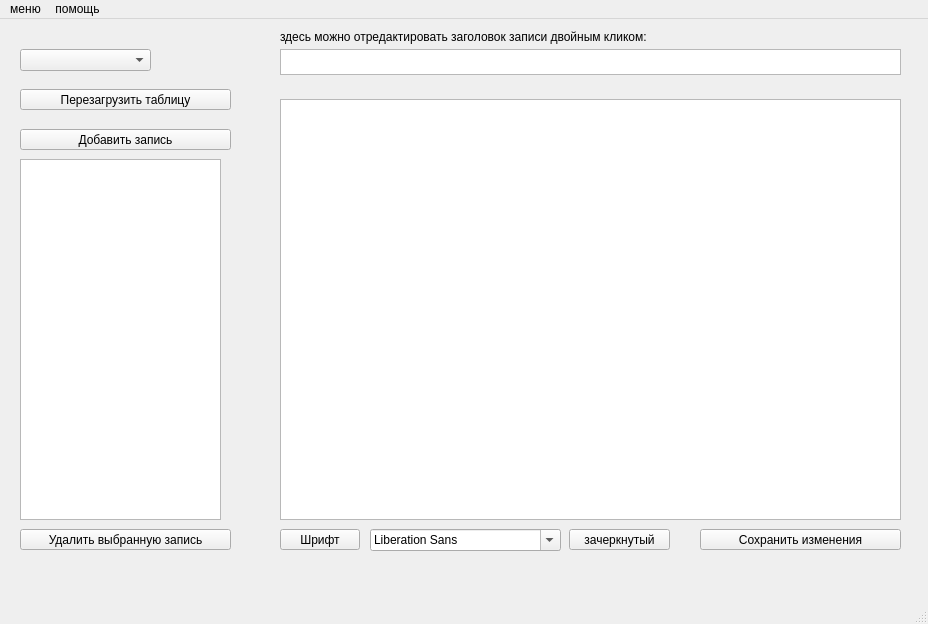
leaptop/repos2, file 004_CHMV/QTLearning/CourseWork02Improved/mainwindow.ui: the form before one commit.
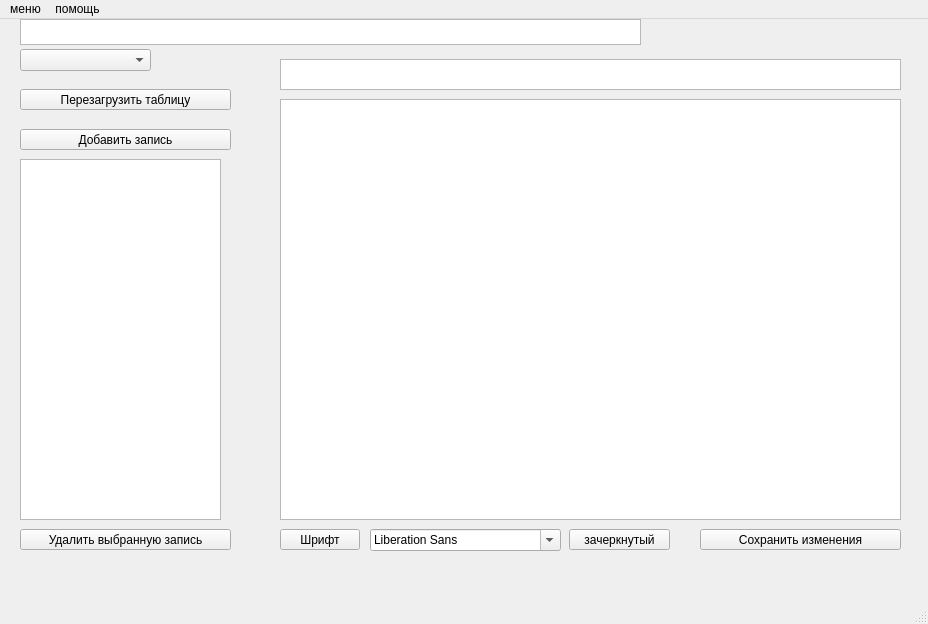
The form after the commit. Icons and pictures are not drawn.

```diff
--- a/004_CHMV/QTLearning/CourseWork02Improved/mainwindow.ui
+++ b/004_CHMV/QTLearning/CourseWork02Improved/mainwindow.ui
@@ -74,8 +74,8 @@
    <widget class="QTableView" name="tableView_3">
     <property name="geometry">
      <rect>
-      <x>280</x>
-      <y>30</y>
+      <x>20</x>
+      <y>0</y>
       <width>621</width>
       <height>26</height>
      </rect>
@@ -170,19 +170,6 @@
      <string>&lt;html&gt;&lt;head/&gt;&lt;body&gt;&lt;p&gt;выбор стиля&lt;/p&gt;&lt;/body&gt;&lt;/html&gt;</string>
     </property>
    </widget>
-   <widget class="QLabel" name="label_4">
-    <property name="geometry">
-     <rect>
-      <x>280</x>
-      <y>10</y>
-      <width>501</width>
-      <height>16</height>
-     </rect>
-    </property>
-    <property name="text">
-     <string>здесь можно отредактировать заголовок записи двойным кликом:</string>
-    </property>
-   </widget>
    <widget class="QPushButton" name="pushButton_3">
     <property name="geometry">
      <rect>
@@ -219,6 +206,16 @@
      <string>зачеркнутый</string>
     </property>
    </widget>
+   <widget class="QTextEdit" name="textEdit_2">
+    <property name="geometry">
+     <rect>
+      <x>280</x>
+      <y>40</y>
+      <width>621</width>
+      <height>31</height>
+     </rect>
+    </property>
+   </widget>
   </widget>
   <widget class="QMenuBar" name="menubar">
    <property name="geometry">
```
